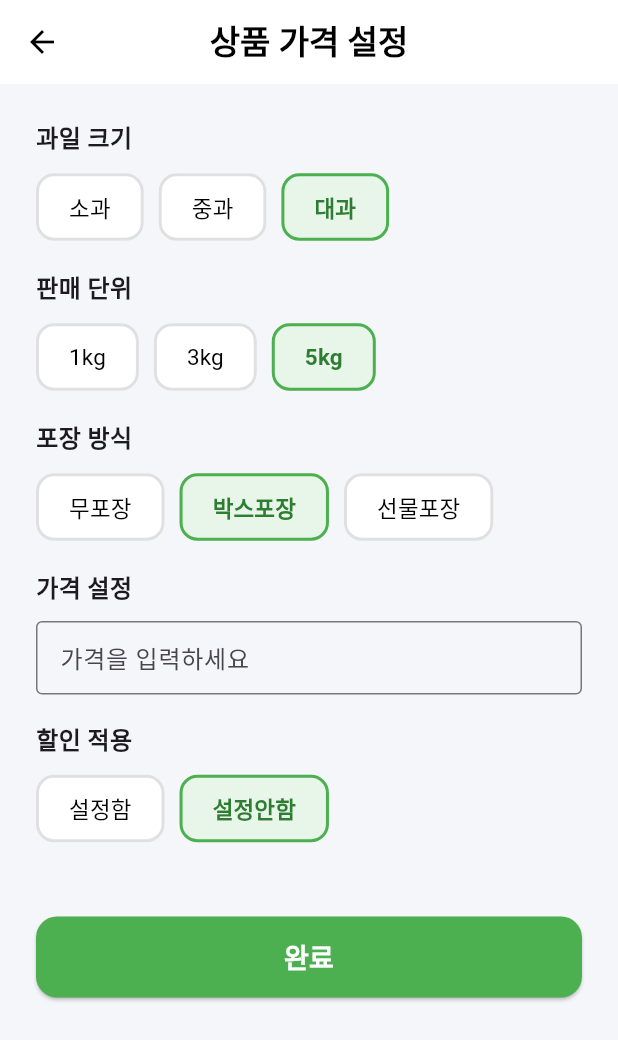
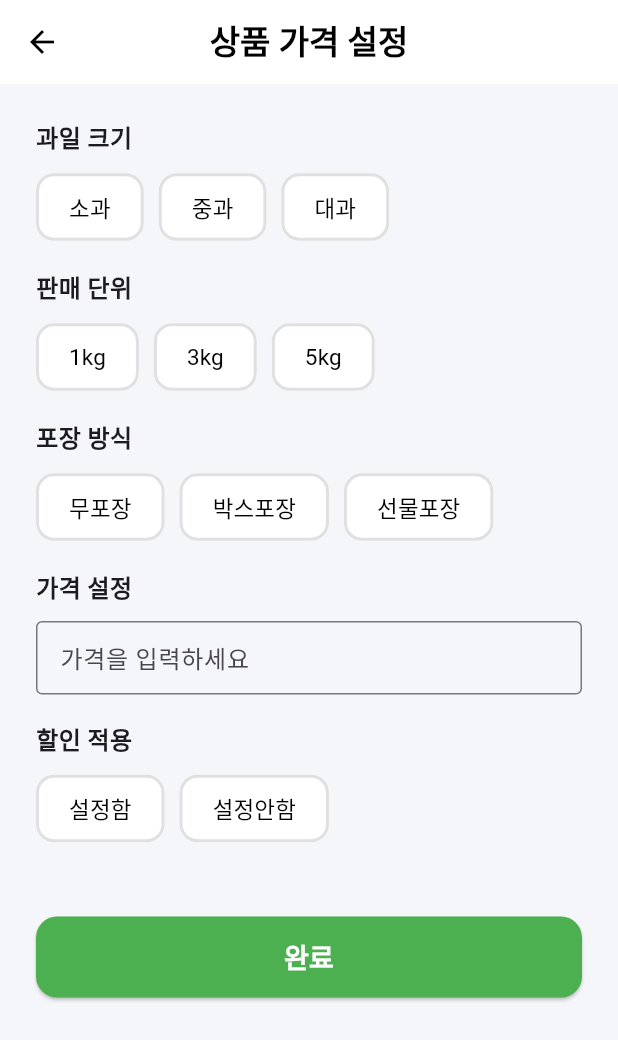
Before and after one commit to hoonly01/2025_KHUTHON_TEAM_ruralmouse, a Flutter app: the VoicePriceSetAllInOnePage screen opened directly, on a phone screen of 412 x 824 dp. Shown: the top 1040 px of the screen. Run offline on Flutter 3.47's test engine with Material 3 defaults, Android fonts, the phone set to English and light mode, and no system bars; our stand-ins replace flutter_map, image_picker, latlong2.

Commit message:
진짜최종

```diff
--- a/client/lib/main.dart
+++ b/client/lib/main.dart
@@ -2050,10 +2050,10 @@ class VoicePriceSetAllInOnePage extends StatefulWidget {
 }
 
 class _VoicePriceSetAllInOnePageState extends State<VoicePriceSetAllInOnePage> {
-  String size = '대과';
-  String unit = '5kg';
-  String packaging = '박스포장';
-  String discount = '설정안함';
+  String size = '';
+  String unit = '';
+  String packaging = '';
+  String discount = '';
   final TextEditingController priceController = TextEditingController();
 
   Widget _buildSelector(String title, List<String> options, String selected, ValueChanged<String> onSelect) {
```
